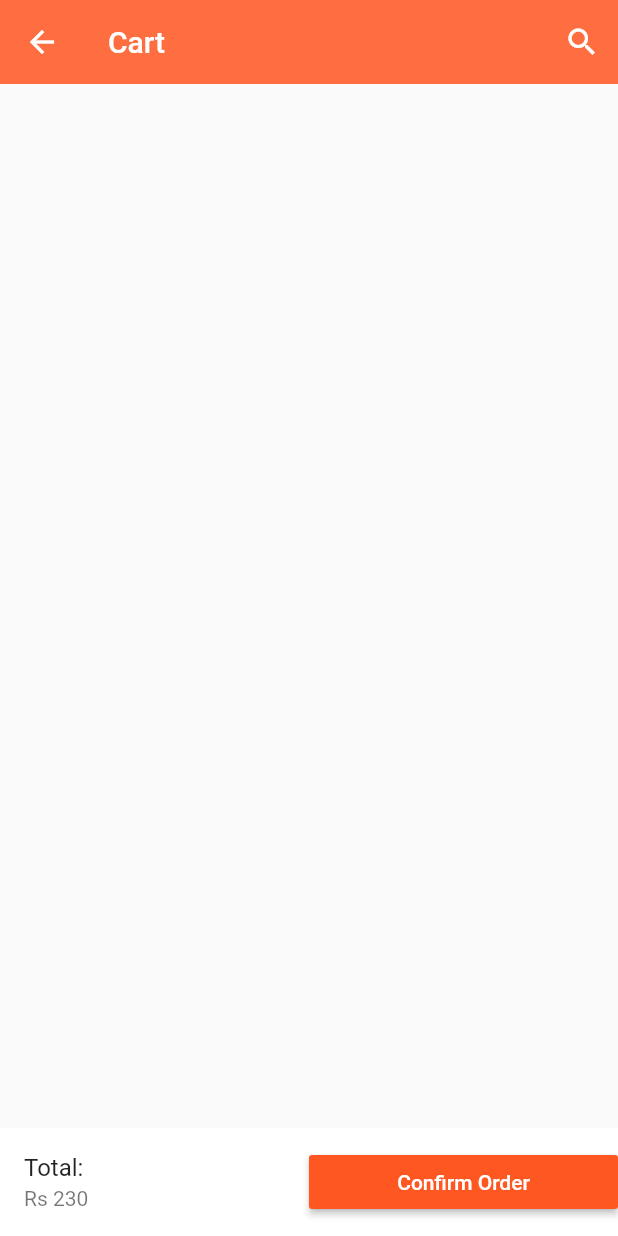
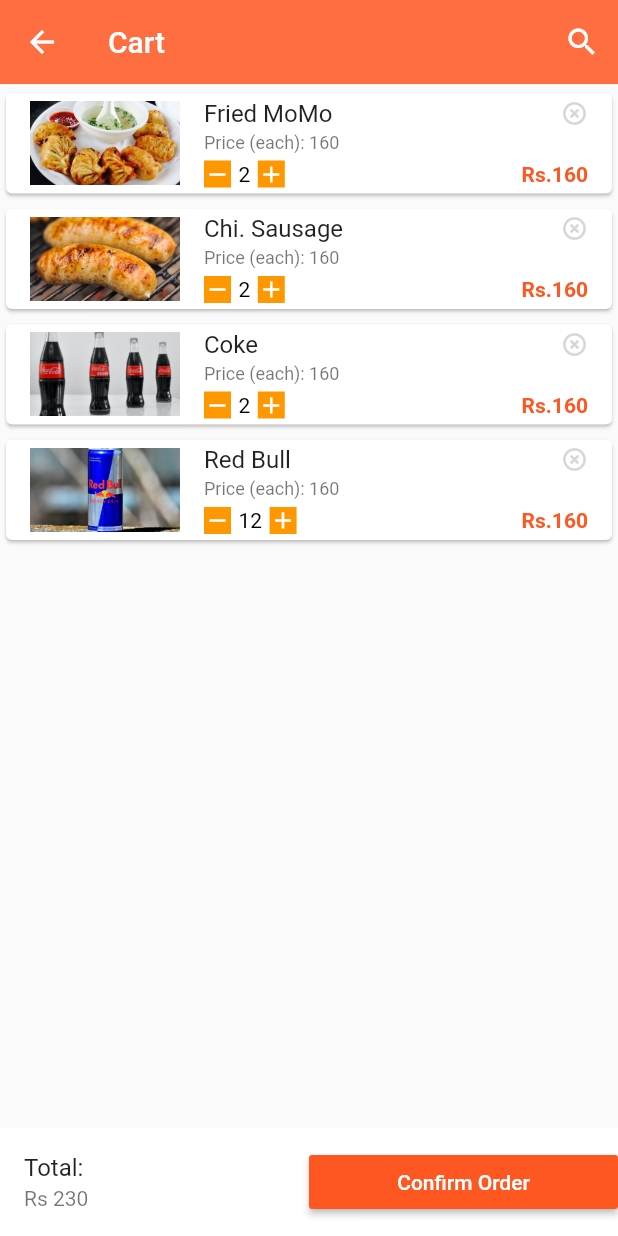
Before and after one commit to prasanna-adhikari/restaurant_flutter, a Flutter app: the Cart screen opened by its route, on a phone screen of 412 x 824 dp. Run offline on Flutter 3.47's test engine with Material 2 defaults, Android fonts, the phone set to English and light mode, and no system bars; our stand-ins replace carousel_pro, carousel_slider.

Commit message:
cart page designed

```diff
--- a/lib/components/cartItems.dart
+++ b/lib/components/cartItems.dart
@@ -0,0 +1,160 @@
+import 'package:flutter/material.dart';
+
+class CartItems extends StatefulWidget {
+  @override
+  _CartItemsState createState() => _CartItemsState();
+}
+
+class _CartItemsState extends State<CartItems> {
+  var cartItems = [
+    {
+      "itemName": "Fried MoMo",
+      "itemImage": 'images/fried-momo.jpg',
+      "itemPrice": 160,
+      "quantity": 2,
+    },
+    {
+      "itemName": "Chi. Sausage",
+      "itemImage": 'images/chicken sausage.jpg',
+      "itemPrice": 160,
+      "quantity": 2,
+    },
+    {
+      "itemName": "Coke",
+      "itemImage": 'images/coke.jpg',
+      "itemPrice": 160,
+      "quantity": 2,
+    },
+    {
+      "itemName": "Red Bull",
+      "itemImage": 'images/red_bull.jpg',
+      "itemPrice": 160,
+      "quantity": 12,
+    },
+  ];
+
+  @override
+  Widget build(BuildContext context) {
+    return Container(
+      child: ListView.builder(
+          itemCount: cartItems.length,
+          itemBuilder: (context, index) {
+            return Single_Cart_Item(
+              itemName: cartItems[index]["itemName"],
+              itemPrice: cartItems[index]["itemPrice"],
+              itemImage: cartItems[index]["itemImage"],
+              quantity: cartItems[index]["quantity"],
+            );
+          }),
+    );
+  }
+}
+
+class Single_Cart_Item extends StatelessWidget {
+  final String itemName;
+  final String itemImage;
+  final int itemPrice;
+  final int quantity;
+
+  Single_Cart_Item(
+      {Key key, this.itemName, this.itemImage, this.itemPrice, this.quantity})
+      : super(key: key);
+
+  @override
+  Widget build(BuildContext context) {
+    // return Padding(
+    //     padding: const EdgeInsets.all(8.0),
+    //   child: Column(
+    //      children: [
+    //        Container(
+    //          width: 100.0,
+    //          height: 120.0,
+    //          decoration: BoxDecoration(
+    //            borderRadius: BorderRadius.circular(20.0),
+    //            image: Image.asset(itemImage),
+    //          ),
+    //        )
+    //      ],
+    //   ),
+    // );
+    return Padding(
+      padding: const EdgeInsets.fromLTRB(0.0, 2.0, 0, 0),
+      child: Card(
+        child: ListTile(
+          leading: Image.asset(itemImage, width: 100.0, fit: BoxFit.cover),
+          title: Row(
+            children: [
+              Expanded(child: Text(itemName)),
+              Row(mainAxisAlignment: MainAxisAlignment.end, children: [
+                Container(
+                // color: Colors.orange,
+                child: InkWell(
+                  child: Icon(Icons.highlight_remove_outlined,
+                      size: 18.0, color: Colors.grey[350]),
+                  onTap: () {
+                    print("minus");
+                  },
+                ),
+              ),
+              ]),
+            ],
+          ),
+
+          subtitle: Column(
+            children: [
+              SizedBox(
+                height: 3,
+              ),
+              Row(
+                children: [
+                  Text(
+                    "Price (each): ${itemPrice}",
+                    style: TextStyle(fontSize: 12.0),
+                  )
+                ],
+              ),
+              SizedBox(
+                height: 5,
+              ),
+              Row(children: [
+                Expanded(
+                    child: Row(
+                        mainAxisAlignment: MainAxisAlignment.start,
+                        children: [
+                      Container(
+                        color: Colors.orange,
+                        child: InkWell(
+                          child: Icon(Icons.remove,
+                              size: 18.0, color: Colors.white),
+                          onTap: () {
+                            print("minus");
+                          },
+                        ),
+                      ),
+                      Padding(
+                        padding: const EdgeInsets.fromLTRB(5.0, 0, 5.0, 0),
+                        child: Text("${quantity}",style: TextStyle(color:Colors.black),),
+                      ),
+                      Container(
+                        color: Colors.orange,
+                        child: InkWell(
+                          child: Icon(Icons.add,
+                              size: 18.0, color: Colors.white),
+                          onTap: () {
+                            print("add");
+                          },
+                        ),
+                      ),
+                    ])),
+                Row(mainAxisAlignment: MainAxisAlignment.end, children: [
+                  Text("Rs.${itemPrice}",style: TextStyle(fontWeight: FontWeight.bold, color: Colors.deepOrange ),),
+                ]),
+              ]),
+            ],
+          ),
+        ),
+      ),
+    );
+
+  }
+}
--- a/lib/pages/cart.dart
+++ b/lib/pages/cart.dart
@@ -1,4 +1,5 @@
 import 'package:flutter/material.dart';
+import 'package:restaurant/components/cartItems.dart';
 
 import 'home.dart';
 
@@ -22,6 +23,8 @@ class _CartState extends State<Cart> {
         ],
         elevation: 0.0,
       ),
+
+      body: CartItems(),
       bottomNavigationBar: Container(
         color: Colors.white,
         child: Row(
```
